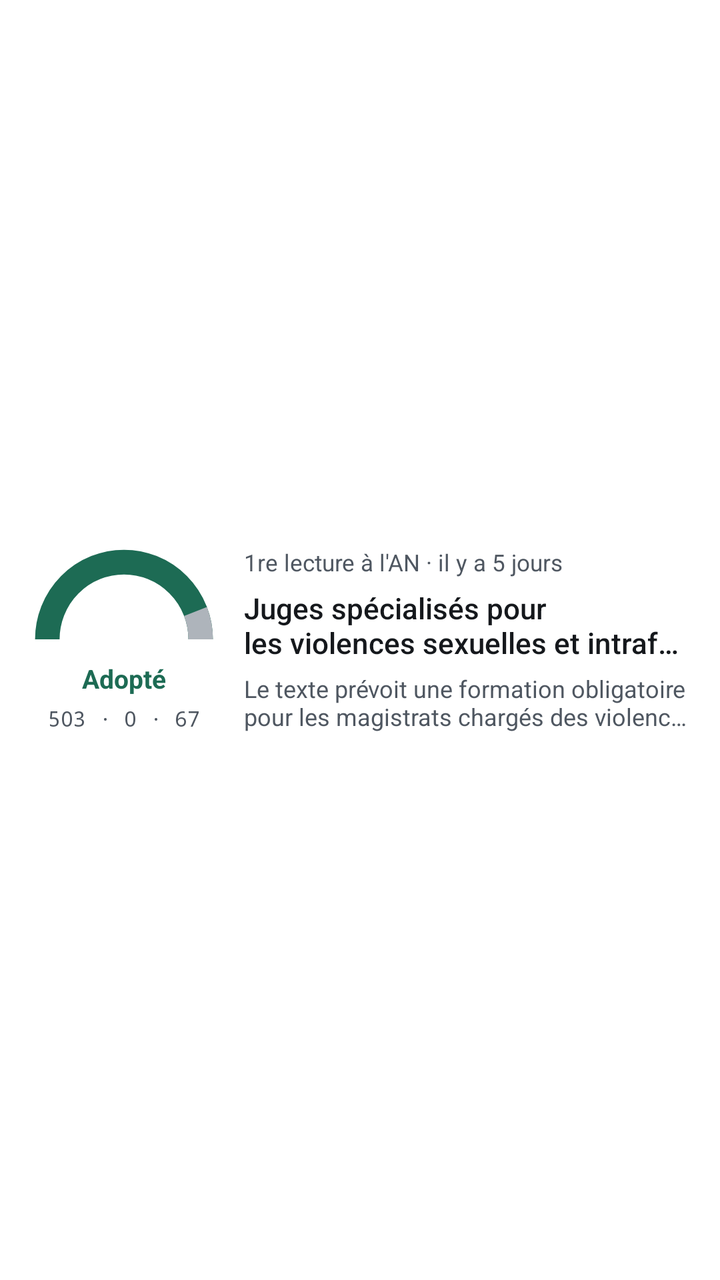
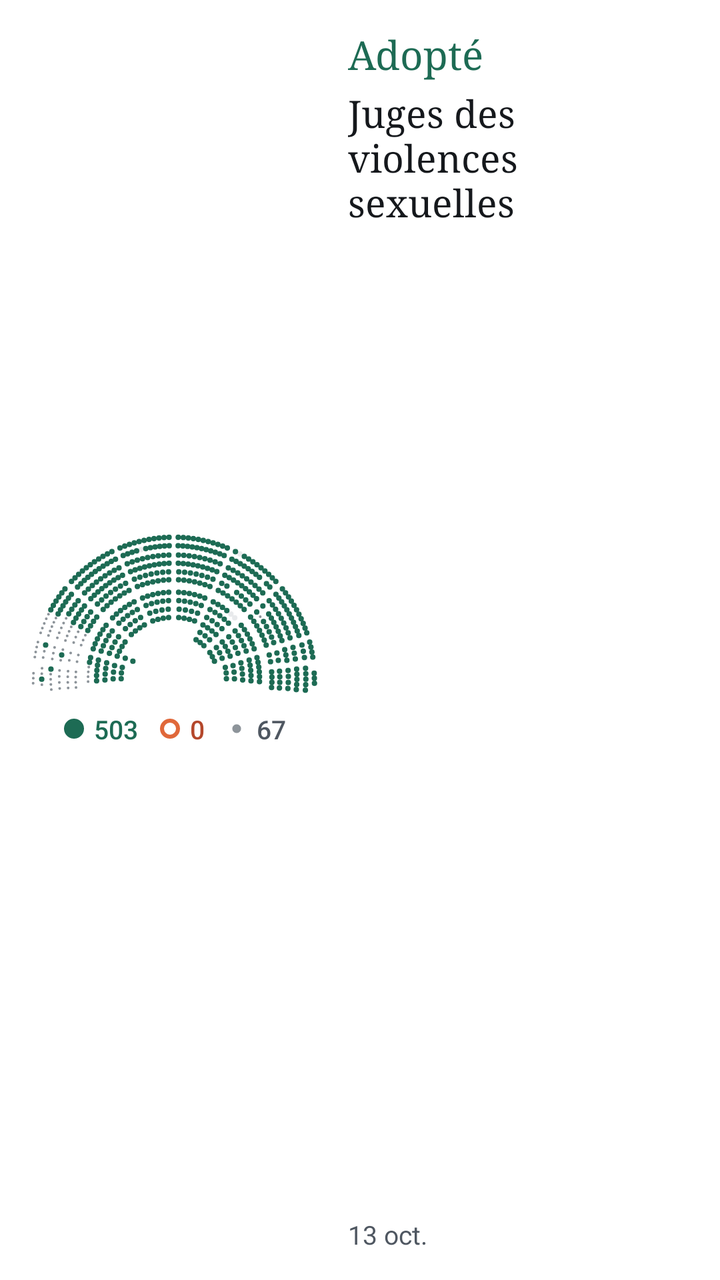

Compare the two renders of this Android layout. The source of the first and the diff that turns it into the second are given below.
<!-- AndroidManifest.xml: fallback theme Theme.MaterialComponents.DayNight.NoActionBar -->
<!-- res/layout/decision_widget_preview.xml -->
<?xml version="1.0" encoding="utf-8"?>
<LinearLayout xmlns:android="http://schemas.android.com/apk/res/android"
    android:layout_width="match_parent"
    android:layout_height="match_parent"
    android:background="@drawable/decision_widget_preview_background"
    android:gravity="center_vertical"
    android:orientation="horizontal"
    android:paddingHorizontal="16dp"
    android:paddingVertical="14dp">

    <LinearLayout
        android:layout_width="92dp"
        android:layout_height="wrap_content"
        android:gravity="center_horizontal"
        android:orientation="vertical">

        <ImageView
            android:layout_width="92dp"
            android:layout_height="51dp"
            android:importantForAccessibility="no"
            android:scaleType="fitXY"
            android:src="@drawable/decision_widget_preview_arc_adopte" />

        <TextView
            android:layout_width="wrap_content"
            android:layout_height="wrap_content"
            android:layout_marginTop="6dp"
            android:text="Adopté"
            android:textColor="@color/decision_widget_pour"
            android:textSize="13sp"
            android:textStyle="bold" />

        <TextView
            android:layout_width="wrap_content"
            android:layout_height="wrap_content"
            android:layout_marginTop="4dp"
            android:fontFamily="monospace"
            android:text="503 · 0 · 67"
            android:textColor="@color/decision_widget_secondary"
            android:textSize="10.5sp" />
    </LinearLayout>

    <LinearLayout
        android:layout_width="0dp"
        android:layout_height="wrap_content"
        android:layout_marginStart="14dp"
        android:layout_weight="1"
        android:orientation="vertical">

        <TextView
            android:layout_width="wrap_content"
            android:layout_height="wrap_content"
            android:maxLines="1"
            android:text="1re lecture à l'AN · il y a 5 jours"
            android:textColor="@color/decision_widget_secondary"
            android:textSize="11.5sp" />

        <TextView
            android:layout_width="match_parent"
            android:layout_height="wrap_content"
            android:layout_marginTop="5dp"
            android:ellipsize="end"
            android:fontFamily="sans-serif-medium"
            android:maxLines="2"
            android:text="Juges spécialisés pour les violences sexuelles et intrafamiliales"
            android:textColor="@color/decision_widget_primary"
            android:textSize="14.5sp" />

        <TextView
            android:layout_width="match_parent"
            android:layout_height="wrap_content"
            android:layout_marginTop="5dp"
            android:ellipsize="end"
            android:maxLines="2"
            android:text="Le texte prévoit une formation obligatoire pour les magistrats chargés des violences sexuelles et intrafamiliales."
            android:textColor="@color/decision_widget_secondary"
            android:textSize="12sp" />
    </LinearLayout>
</LinearLayout>
<!-- resources referenced by this layout -->
<resources>
  <color name="decision_widget_pour">#FF1D6B54</color>
  <color name="decision_widget_primary">#FF15181C</color>
  <color name="decision_widget_secondary">#FF4F5761</color>
  <!-- drawable decision_widget_preview_arc_adopte (drawable) -->
  <?xml version="1.0" encoding="utf-8"?>
  <vector xmlns:android="http://schemas.android.com/apk/res/android"
      android:width="120dp"
      android:height="66dp"
      android:viewportWidth="120"
      android:viewportHeight="66">
      <path
          android:pathData="M10.00,60.00 A50,50 0 0,1 110.00,60.00"
          android:strokeColor="@color/decision_widget_pour"
          android:strokeWidth="16" />
      <path
          android:pathData="M106.63,41.95 A50,50 0 0,1 110.00,60.00"
          android:strokeColor="@color/decision_widget_abstention"
          android:strokeWidth="16" />
  </vector>
  <!-- drawable decision_widget_preview_background (drawable) -->
  <?xml version="1.0" encoding="utf-8"?>
  <shape xmlns:android="http://schemas.android.com/apk/res/android" android:shape="rectangle">
      <solid android:color="@color/decision_widget_background" />
      <corners android:radius="22dp" />
  </shape>
  <color name="decision_widget_abstention">#FFAEB4BB</color>
  <color name="decision_widget_background">#FFFFFFFF</color>
</resources>

<!-- the commit's change to res/layout/decision_widget_preview.xml (unified diff, before → after) -->
@@ -5,75 +5,100 @@
     android:background="@drawable/decision_widget_preview_background"
     android:gravity="center_vertical"
     android:orientation="horizontal"
-    android:paddingHorizontal="16dp"
-    android:paddingVertical="14dp">
+    android:padding="14dp">
 
     <LinearLayout
-        android:layout_width="92dp"
+        android:layout_width="0dp"
         android:layout_height="wrap_content"
+        android:layout_weight="46"
         android:gravity="center_horizontal"
         android:orientation="vertical">
 
         <ImageView
-            android:layout_width="92dp"
-            android:layout_height="51dp"
+            android:layout_width="match_parent"
+            android:layout_height="wrap_content"
+            android:adjustViewBounds="true"
             android:importantForAccessibility="no"
-            android:scaleType="fitXY"
-            android:src="@drawable/decision_widget_preview_arc_adopte" />
+            android:scaleType="fitCenter"
+            android:src="@drawable/decision_widget_preview_hemicycle" />
 
-        <TextView
+        <LinearLayout
             android:layout_width="wrap_content"
             android:layout_height="wrap_content"
-            android:layout_marginTop="6dp"
-            android:text="Adopté"
-            android:textColor="@color/decision_widget_pour"
-            android:textSize="13sp"
-            android:textStyle="bold" />
+            android:gravity="center_vertical"
+            android:importantForAccessibility="no"
+            android:orientation="horizontal"
+            android:layout_marginTop="8dp">
 
-        <TextView
-            android:layout_width="wrap_content"
-            android:layout_height="wrap_content"
-            android:layout_marginTop="4dp"
-            android:fontFamily="monospace"
-            android:text="503 · 0 · 67"
-            android:textColor="@color/decision_widget_secondary"
-            android:textSize="10.5sp" />
+            <TextView
+                android:layout_width="wrap_content"
+                android:layout_height="wrap_content"
+                android:drawableStart="@drawable/widget_glyph_pour"
+                android:drawablePadding="4dp"
+                android:drawableTint="@color/decision_widget_vote_pour"
+                android:fontFamily="sans-serif-medium"
+                android:text="503"
+                android:textColor="@color/decision_widget_pour"
+                android:textSize="13sp" />
+
+            <TextView
+                android:layout_width="wrap_content"
+                android:layout_height="wrap_content"
+                android:layout_marginStart="10dp"
+                android:drawableStart="@drawable/widget_glyph_contre"
+                android:drawablePadding="4dp"
+                android:drawableTint="@color/decision_widget_vote_contre"
+                android:fontFamily="sans-serif-medium"
+                android:text="0"
+                android:textColor="@color/decision_widget_contre"
+                android:textSize="13sp" />
+
+            <TextView
+                android:layout_width="wrap_content"
+                android:layout_height="wrap_content"
+                android:layout_marginStart="10dp"
+                android:drawableStart="@drawable/widget_glyph_abstention"
+                android:drawablePadding="4dp"
+                android:drawableTint="@color/decision_widget_vote_abstention"
+                android:fontFamily="sans-serif-medium"
+                android:text="67"
+                android:textColor="@color/decision_widget_secondary"
+                android:textSize="13sp" />
+        </LinearLayout>
     </LinearLayout>
 
     <LinearLayout
         android:layout_width="0dp"
-        android:layout_height="wrap_content"
+        android:layout_height="match_parent"
         android:layout_marginStart="14dp"
-        android:layout_weight="1"
+        android:layout_weight="54"
         android:orientation="vertical">
 
         <TextView
             android:layout_width="wrap_content"
             android:layout_height="wrap_content"
-            android:maxLines="1"
-            android:text="1re lecture à l'AN · il y a 5 jours"
-            android:textColor="@color/decision_widget_secondary"
-            android:textSize="11.5sp" />
+            android:fontFamily="serif"
+            android:text="Adopté"
+            android:textColor="@color/decision_widget_pour"
+            android:textSize="20sp" />
 
         <TextView
             android:layout_width="match_parent"
-            android:layout_height="wrap_content"
-            android:layout_marginTop="5dp"
+            android:layout_height="0dp"
+            android:layout_marginTop="4dp"
+            android:layout_weight="1"
             android:ellipsize="end"
-            android:fontFamily="sans-serif-medium"
-            android:maxLines="2"
-            android:text="Juges spécialisés pour les violences sexuelles et intrafamiliales"
+            android:fontFamily="serif"
+            android:maxLines="3"
+            android:text="Juges des violences sexuelles"
             android:textColor="@color/decision_widget_primary"
-            android:textSize="14.5sp" />
+            android:textSize="19sp" />
 
         <TextView
-            android:layout_width="match_parent"
+            android:layout_width="wrap_content"
             android:layout_height="wrap_content"
-            android:layout_marginTop="5dp"
-            android:ellipsize="end"
-            android:maxLines="2"
-            android:text="Le texte prévoit une formation obligatoire pour les magistrats chargés des violences sexuelles et intrafamiliales."
+            android:text="13 oct."
             android:textColor="@color/decision_widget_secondary"
-            android:textSize="12sp" />
+            android:textSize="13sp" />
     </LinearLayout>
 </LinearLayout>
<!-- resource entries referenced after the edit -->
@@ -1,31 +1,46 @@
 <!-- resources referenced by this layout -->
 <resources>
+  <color name="decision_widget_contre">#FFB4472B</color>
   <color name="decision_widget_pour">#FF1D6B54</color>
   <color name="decision_widget_primary">#FF15181C</color>
   <color name="decision_widget_secondary">#FF4F5761</color>
-  <!-- drawable decision_widget_preview_arc_adopte (drawable) -->
-  <?xml version="1.0" encoding="utf-8"?>
-  <vector xmlns:android="http://schemas.android.com/apk/res/android"
-      android:width="120dp"
-      android:height="66dp"
-      android:viewportWidth="120"
-      android:viewportHeight="66">
-      <path
-          android:pathData="M10.00,60.00 A50,50 0 0,1 110.00,60.00"
-          android:strokeColor="@color/decision_widget_pour"
-          android:strokeWidth="16" />
-      <path
-          android:pathData="M106.63,41.95 A50,50 0 0,1 110.00,60.00"
-          android:strokeColor="@color/decision_widget_abstention"
-          android:strokeWidth="16" />
-  </vector>
+  <color name="decision_widget_vote_abstention">#FF8D949A</color>
+  <color name="decision_widget_vote_contre">#FFE0683A</color>
+  <color name="decision_widget_vote_pour">#FF1D6B54</color>
   <!-- drawable decision_widget_preview_background (drawable) -->
   <?xml version="1.0" encoding="utf-8"?>
   <shape xmlns:android="http://schemas.android.com/apk/res/android" android:shape="rectangle">
       <solid android:color="@color/decision_widget_background" />
       <corners android:radius="22dp" />
   </shape>
-  <color name="decision_widget_abstention">#FFAEB4BB</color>
+  <!-- drawable decision_widget_preview_hemicycle: vector/xml drawable (drawable, 34006 chars, omitted) -->
+  <!-- drawable widget_glyph_abstention (drawable) -->
+  <?xml version="1.0" encoding="utf-8"?>
+  <vector xmlns:android="http://schemas.android.com/apk/res/android"
+      android:width="12dp"
+      android:height="12dp"
+      android:viewportWidth="12"
+      android:viewportHeight="12">
+      <path android:fillColor="#FFFFFFFF" android:pathData="M3.8,6 a2.2,2.2 0 1,0 4.4,0 a2.2,2.2 0 1,0 -4.4,0" />
+  </vector>
+  <!-- drawable widget_glyph_contre (drawable) -->
+  <?xml version="1.0" encoding="utf-8"?>
+  <vector xmlns:android="http://schemas.android.com/apk/res/android"
+      android:width="12dp"
+      android:height="12dp"
+      android:viewportWidth="12"
+      android:viewportHeight="12">
+      <path android:strokeColor="#FFFFFFFF" android:strokeWidth="2" android:pathData="M2,6 a4,4 0 1,0 8,0 a4,4 0 1,0 -8,0" />
+  </vector>
+  <!-- drawable widget_glyph_pour (drawable) -->
+  <?xml version="1.0" encoding="utf-8"?>
+  <vector xmlns:android="http://schemas.android.com/apk/res/android"
+      android:width="12dp"
+      android:height="12dp"
+      android:viewportWidth="12"
+      android:viewportHeight="12">
+      <path android:fillColor="#FFFFFFFF" android:pathData="M1,6 a5,5 0 1,0 10,0 a5,5 0 1,0 -10,0" />
+  </vector>
   <color name="decision_widget_background">#FFFFFFFF</color>
 </resources>
 
